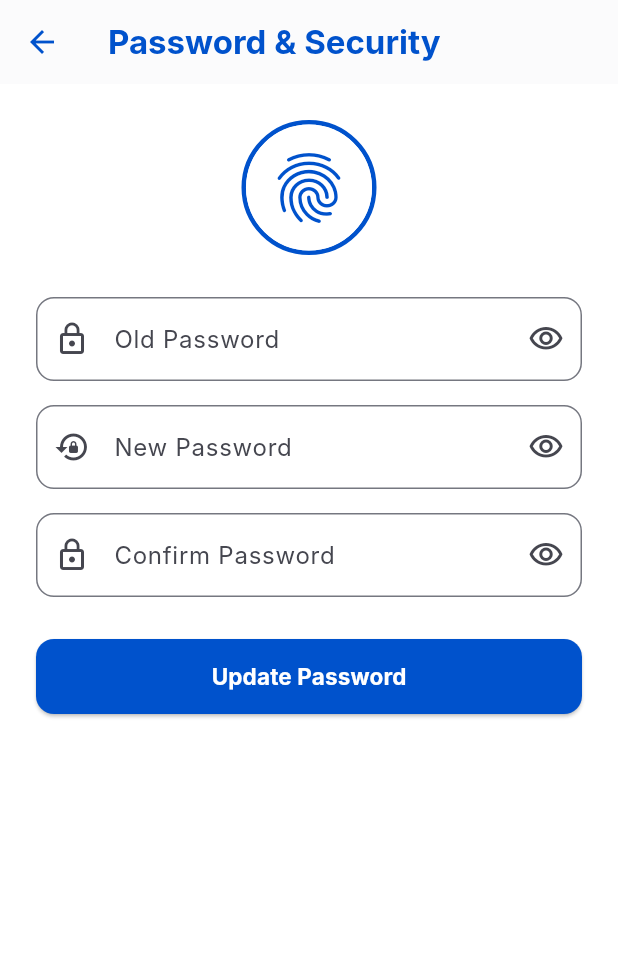
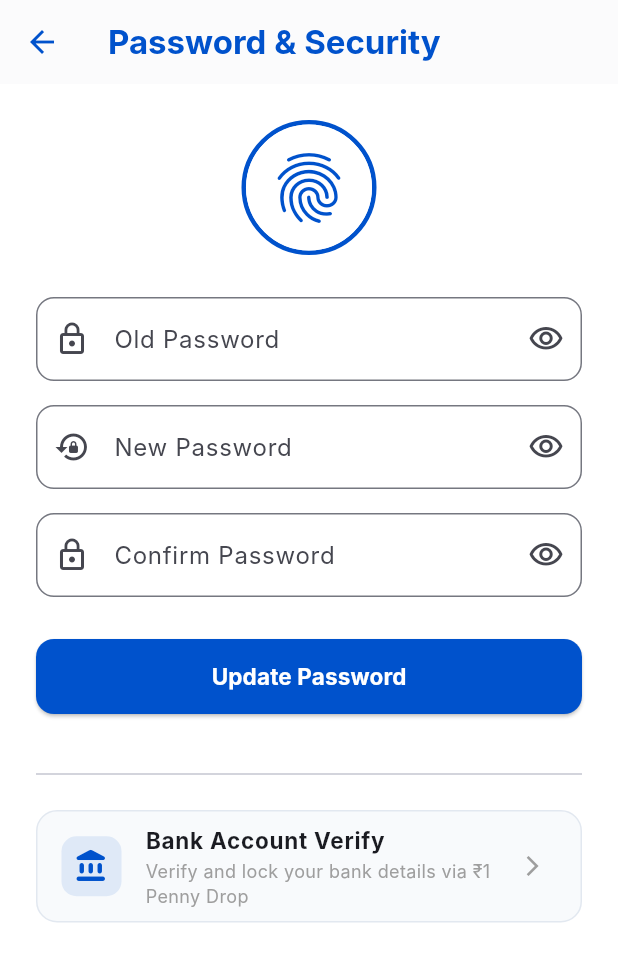
Before and after one commit to Hariswar8018/Recharge-App, a Flutter app: the SecurityDetailsScreen screen opened by its route, on a phone screen of 412 x 824 dp. Shown: the top 962 px of the screen. Run offline on Flutter 3.47's test engine with Material 3 defaults, Android fonts, the phone set to English and light mode, and no system bars; our stand-ins replace shared_preferences; missing offline and left inert: flutter_image_gallery_saver, razorpay_flutter, share_me, upi_uri; accounts and stored records are empty; network calls fail; Roboto replaces fonts that are missing (Inter); project files that could hold a hidden picture were left out.

Commit message:
Add Bank Account Verify in Profile & Security, clean bank defaults, and dynamic Team Growth progress

```diff
--- a/mobile_app/lib/screens/profile/security_details_screen.dart
+++ b/mobile_app/lib/screens/profile/security_details_screen.dart
@@ -1,6 +1,7 @@
 import 'package:flutter/material.dart';
 import '../../constants/app_theme.dart';
 import '../../services/api_service.dart';
+import 'bank_verify_screen.dart';
 
 class SecurityDetailsScreen extends StatefulWidget {
   const SecurityDetailsScreen({super.key});
@@ -172,7 +173,38 @@ class _SecurityDetailsScreenState extends State<SecurityDetailsScreen> {
                   style: const TextStyle(color: Colors.white, fontWeight: FontWeight.bold, fontSize: 15),
                 ),
               ),
-            )
+            ),
+
+            const SizedBox(height: 24),
+            const Divider(height: 32),
+            const SizedBox(height: 8),
+
+            Container(
+              decoration: BoxDecoration(
+                color: const Color(0xFFF8FAFC),
+                borderRadius: BorderRadius.circular(14),
+                border: Border.all(color: const Color(0xFFE2E8F0)),
+              ),
+              child: ListTile(
+                leading: Container(
+                  padding: const EdgeInsets.all(8),
+                  decoration: BoxDecoration(
+                    color: AppTheme.primaryBlue.withOpacity(0.1),
+                    borderRadius: BorderRadius.circular(10),
+                  ),
+                  child: const Icon(Icons.account_balance_rounded, color: AppTheme.primaryBlue, size: 24),
+                ),
+                title: const Text("Bank Account Verify", style: TextStyle(fontWeight: FontWeight.bold, fontSize: 15)),
+                subtitle: const Text("Verify and lock your bank details via ₹1 Penny Drop", style: TextStyle(fontSize: 12, color: Colors.grey)),
+                trailing: const Icon(Icons.arrow_forward_ios, size: 16, color: Colors.grey),
+                onTap: () {
+                  Navigator.push(
+                    context,
+                    MaterialPageRoute(builder: (context) => const BankVerifyScreen()),
+                  );
+                },
+              ),
+            ),
           ],
         ),
       ),
```
Also changed, not shown: mobile_app/lib/screens/navigation/home_screen.dart (+26 -11 lines), mobile_app/lib/screens/profile/bank_verify_screen.dart (+47 -16 lines).
